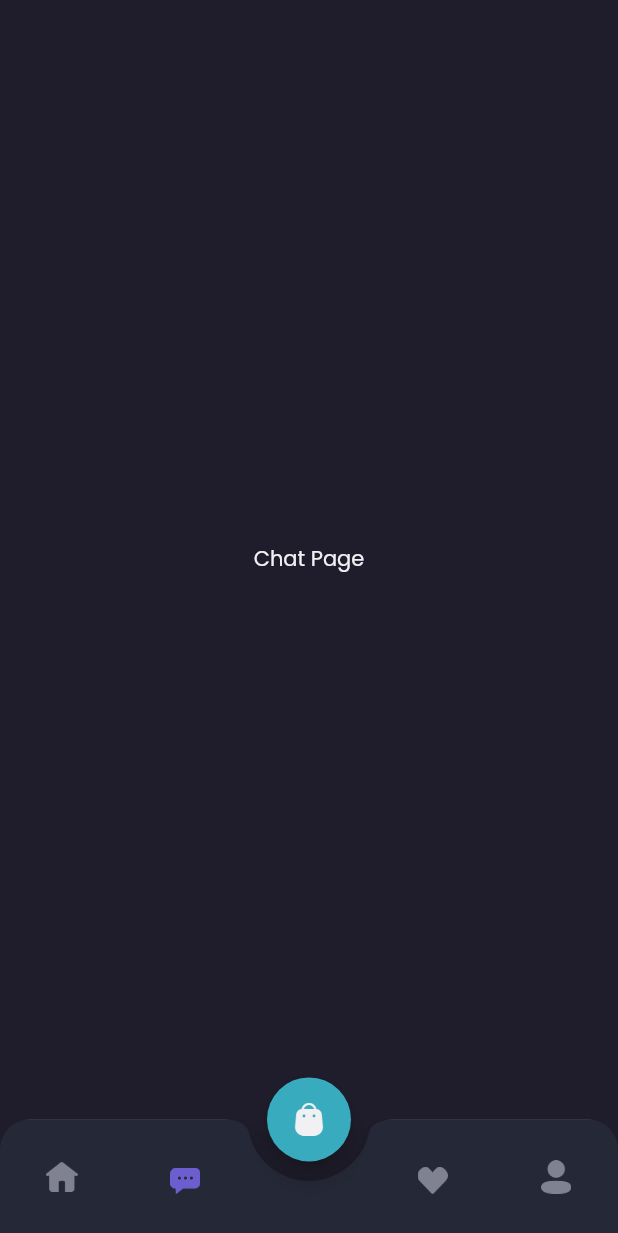
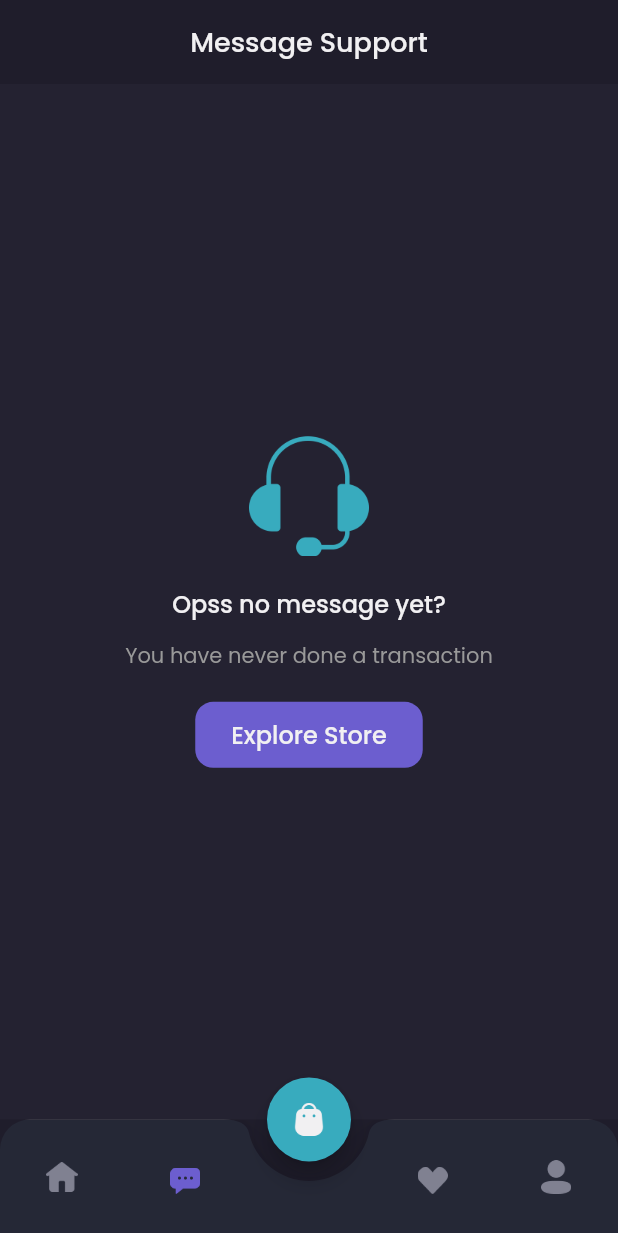
Before and after one commit to Syahro/shamo, a Flutter app: the MainPage screen opened by its route, item 2 of the bottom bar chosen, on a phone screen of 412 x 824 dp. Shown: the top 1233 px of the screen. Run offline on Flutter 3.47's test engine with Material 2 defaults, Android fonts, the phone set to English and light mode, and no system bars; our stand-ins replace google_fonts.

Commit message:
done add chatEmtpyPage

```diff
--- a/lib/pages/home/chat_page.dart
+++ b/lib/pages/home/chat_page.dart
@@ -4,11 +4,78 @@ import 'package:shamo/theme.dart';
 class ChatPage extends StatelessWidget {
   @override
   Widget build(BuildContext context) {
-    return Center(
-      child: Text(
-        'Chat Page',
-        style: primaryTextStyle,
-      ),
+    Widget header() {
+      return AppBar(
+        backgroundColor: backgroundColor1,
+        centerTitle: true,
+        title: Text(
+          'Message Support',
+          style: primaryTextStyle.copyWith(
+            fontSize: 18,
+            fontWeight: medium,
+          ),
+        ),
+        elevation: 0,
+        automaticallyImplyLeading: false,
+      );
+    }
+
+    Widget content() {
+      return Expanded(
+        child: Container(
+          width: double.infinity,
+          color: backgroundColor3,
+          child: Column(
+            mainAxisAlignment: MainAxisAlignment.center,
+            children: [
+              Image.asset(
+                'assets/icon_headset.png',
+                width: 80,
+              ),
+              SizedBox(
+                height: 20,
+              ),
+              Text(
+                'Opss no message yet?',
+                style:
+                    primaryTextStyle.copyWith(fontSize: 16, fontWeight: medium),
+              ),
+              SizedBox(
+                height: 12,
+              ),
+              Text(
+                'You have never done a transaction',
+                style: secondaryTextStyle,
+              ),
+              SizedBox(
+                height: 20,
+              ),
+              Container(
+                height: 44,
+                child: TextButton(
+                  onPressed: () {},
+                  style: TextButton.styleFrom(
+                      padding:
+                          EdgeInsets.symmetric(horizontal: 24, vertical: 10),
+                      backgroundColor: primaryColor,
+                      shape: RoundedRectangleBorder(
+                        borderRadius: BorderRadius.circular(12),
+                      )),
+                  child: Text(
+                    'Explore Store',
+                    style: primaryTextStyle.copyWith(
+                        fontSize: 16, fontWeight: medium),
+                  ),
+                ),
+              )
+            ],
+          ),
+        ),
+      );
+    }
+
+    return Column(
+      children: [header(), content()],
     );
   }
 }
```
Also changed, not shown: assets/icon_headset.png (added).
